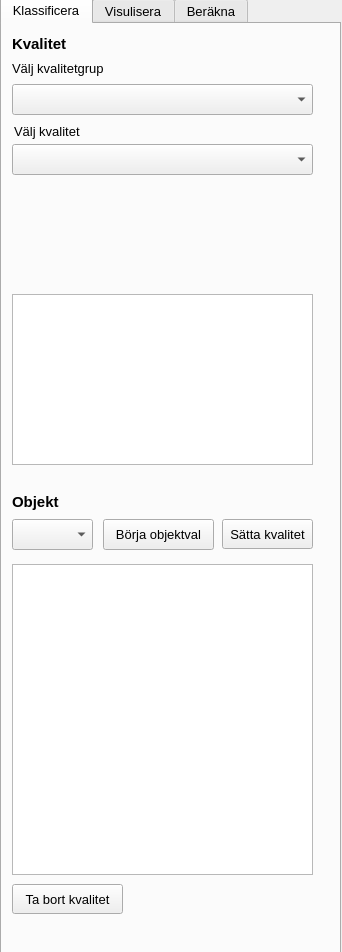
co-city/QGYF, file ui/qgyf_dockwidget_base.ui: the form before one commit.
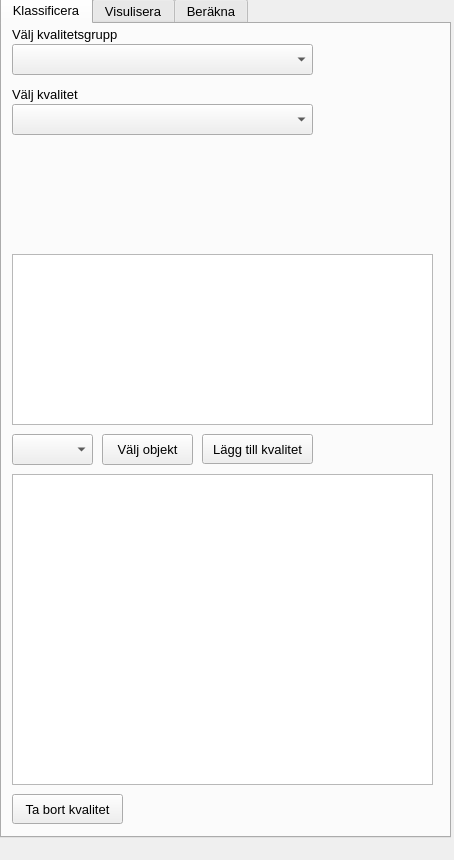
The form after the commit. Icons and pictures are not drawn.

Commit message: Fix classification error from import. Edit some layout details.

Patch:
```diff
--- a/ui/qgyf_dockwidget_base.ui
+++ b/ui/qgyf_dockwidget_base.ui
@@ -6,10 +6,22 @@
    <rect>
     <x>0</x>
     <y>0</y>
-    <width>342</width>
-    <height>952</height>
+    <width>454</width>
+    <height>860</height>
    </rect>
   </property>
+  <property name="sizePolicy">
+   <sizepolicy hsizetype="Expanding" vsizetype="Preferred">
+    <horstretch>0</horstretch>
+    <verstretch>0</verstretch>
+   </sizepolicy>
+  </property>
+  <property name="minimumSize">
+   <size>
+    <width>340</width>
+    <height>860</height>
+   </size>
+  </property>
   <property name="font">
    <font>
     <family>Tahoma</family>
@@ -35,8 +47,8 @@
      <rect>
       <x>0</x>
       <y>-3</y>
-      <width>341</width>
-      <height>1031</height>
+      <width>451</width>
+      <height>841</height>
      </rect>
     </property>
     <property name="sizePolicy">
@@ -65,7 +77,7 @@
       <property name="geometry">
        <rect>
         <x>10</x>
-        <y>60</y>
+        <y>20</y>
         <width>301</width>
         <height>31</height>
        </rect>
@@ -75,56 +87,43 @@
       <property name="geometry">
        <rect>
         <x>10</x>
-        <y>120</y>
+        <y>80</y>
         <width>301</width>
         <height>31</height>
        </rect>
       </property>
      </widget>
-     <widget class="QLabel" name="label">
-      <property name="geometry">
-       <rect>
-        <x>10</x>
-        <y>468</y>
-        <width>101</width>
-        <height>20</height>
-       </rect>
-      </property>
-      <property name="text">
-       <string>&lt;html&gt;&lt;head/&gt;&lt;body&gt;&lt;p&gt;&lt;span style=&quot; font-size:11pt; font-weight:600;&quot;&gt;Objekt&lt;/span&gt;&lt;/p&gt;&lt;/body&gt;&lt;/html&gt;</string>
-      </property>
-     </widget>
      <widget class="QPushButton" name="approveButton">
       <property name="geometry">
        <rect>
-        <x>220</x>
-        <y>495</y>
-        <width>91</width>
+        <x>200</x>
+        <y>410</y>
+        <width>111</width>
         <height>30</height>
        </rect>
       </property>
       <property name="text">
-       <string>Sätta kvalitet</string>
+       <string>Lägg till kvalitet</string>
       </property>
      </widget>
      <widget class="QLabel" name="label_3">
       <property name="geometry">
        <rect>
         <x>10</x>
-        <y>34</y>
-        <width>100</width>
+        <y>0</y>
+        <width>111</width>
         <height>20</height>
        </rect>
       </property>
       <property name="text">
-       <string>Välj kvalitetgrup</string>
+       <string>Välj kvalitetsgrupp</string>
       </property>
      </widget>
      <widget class="QLabel" name="label_4">
       <property name="geometry">
        <rect>
-        <x>12</x>
-        <y>97</y>
+        <x>10</x>
+        <y>60</y>
         <width>101</width>
         <height>20</height>
        </rect>
@@ -133,25 +132,12 @@
        <string>Välj kvalitet</string>
       </property>
      </widget>
-     <widget class="QLabel" name="label_2">
-      <property name="geometry">
-       <rect>
-        <x>10</x>
-        <y>5</y>
-        <width>101</width>
-        <height>30</height>
-       </rect>
-      </property>
-      <property name="text">
-       <string>&lt;html&gt;&lt;head/&gt;&lt;body&gt;&lt;p&gt;&lt;span style=&quot; font-size:11pt; font-weight:600;&quot;&gt;Kvalitet&lt;/span&gt;&lt;/p&gt;&lt;/body&gt;&lt;/html&gt;</string>
-      </property>
-     </widget>
      <widget class="QPushButton" name="selectObj">
       <property name="geometry">
        <rect>
-        <x>101</x>
-        <y>495</y>
-        <width>111</width>
+        <x>100</x>
+        <y>410</y>
+        <width>91</width>
         <height>31</height>
        </rect>
       </property>
@@ -159,15 +145,15 @@
        <string>Klicka på objekt på kartan för att selectera dem och sätta en kvalitet</string>
       </property>
       <property name="text">
-       <string>Börja objektval</string>
+       <string>Välj objekt</string>
       </property>
      </widget>
      <widget class="QTextBrowser" name="textQ">
       <property name="geometry">
        <rect>
         <x>10</x>
-        <y>270</y>
-        <width>301</width>
+        <y>230</y>
+        <width>421</width>
         <height>171</height>
        </rect>
       </property>
@@ -184,19 +170,32 @@
       <property name="geometry">
        <rect>
         <x>10</x>
-        <y>167</y>
-        <width>341</width>
+        <y>120</y>
+        <width>411</width>
         <height>91</height>
        </rect>
       </property>
       <property name="text">
-       <string>&lt;html&gt;&lt;head/&gt;&lt;body&gt;&lt;p&gt;&lt;img src=&quot;:/plugins/qgyf/assets/eco_service.png&quot;/&gt;&lt;/p&gt;&lt;/body&gt;&lt;/html&gt;</string>
+       <string>&lt;html&gt;
+&lt;head&gt;
+   &lt;style&gt;
+   img {
+      width: 100%
+   }
+   &lt;/style&gt;
+&lt;/head&gt;
+&lt;body&gt;
+   &lt;p&gt;
+      &lt;img src=&quot;:/plugins/qgyf/assets/eco_service.png&quot;/&gt;
+   &lt;/p&gt;
+&lt;/body&gt;
+&lt;/html&gt;</string>
       </property>
      </widget>
      <widget class="QPushButton" name="info">
       <property name="geometry">
        <rect>
-        <x>75</x>
+        <x>400</x>
         <y>10</y>
         <width>31</width>
         <height>20</height>
@@ -223,7 +222,7 @@
       <property name="geometry">
        <rect>
         <x>10</x>
-        <y>495</y>
+        <y>410</y>
         <width>81</width>
         <height>31</height>
        </rect>
@@ -233,8 +232,8 @@
       <property name="geometry">
        <rect>
         <x>10</x>
-        <y>540</y>
-        <width>301</width>
+        <y>450</y>
+        <width>421</width>
         <height>311</height>
        </rect>
       </property>
@@ -300,7 +299,7 @@
       <property name="geometry">
        <rect>
         <x>10</x>
-        <y>860</y>
+        <y>770</y>
         <width>111</width>
         <height>30</height>
        </rect>
```
Left out of the diff: 10 changed lines with no effect on the pictures. The commit also changes 4 other files.
